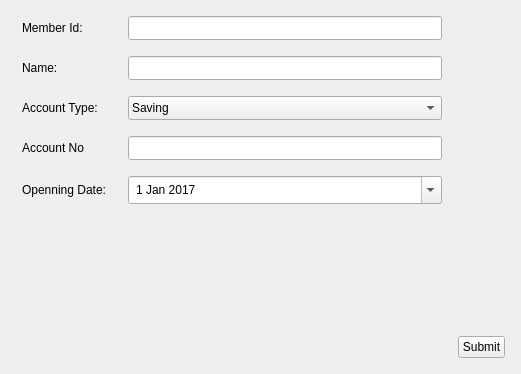
Before: the Qt Designer form Pages/UI/createAccount.ui in akhilesh26/CSMS, drawn with Qt 5.
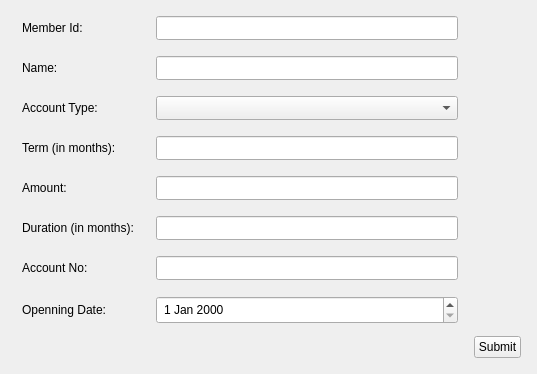
After: the same form once the commit is applied.

Commit message: Trying to create accounts

```diff
--- a/Pages/UI/createAccount.ui
+++ b/Pages/UI/createAccount.ui
@@ -6,7 +6,7 @@
    <rect>
     <x>0</x>
     <y>0</y>
-    <width>521</width>
+    <width>537</width>
     <height>374</height>
    </rect>
   </property>
@@ -32,7 +32,11 @@
         </widget>
        </item>
        <item row="0" column="1">
-        <widget class="QLineEdit" name="memberIdLineEdit"/>
+        <widget class="QLineEdit" name="memberIdLineEdit">
+         <property name="readOnly">
+          <bool>true</bool>
+         </property>
+        </widget>
        </item>
        <item row="1" column="0">
         <widget class="QLabel" name="label_3">
@@ -56,57 +60,57 @@
         </widget>
        </item>
        <item row="2" column="1">
-        <widget class="QComboBox" name="accountTypeComboBox">
-         <item>
-          <property name="text">
-           <string>Saving</string>
-          </property>
-         </item>
-         <item>
-          <property name="text">
-           <string>Recurrent</string>
-          </property>
-         </item>
-         <item>
-          <property name="text">
-           <string>FIxed Deposit</string>
-          </property>
-         </item>
-        </widget>
+        <widget class="QComboBox" name="accountTypeComboBox"/>
        </item>
-       <item row="3" column="0">
+       <item row="6" column="0">
         <widget class="QLabel" name="label_5">
          <property name="text">
-          <string>Account No</string>
+          <string>Account No:</string>
          </property>
         </widget>
        </item>
-       <item row="3" column="1">
-        <widget class="QLineEdit" name="accountNoLineEdit"/>
-       </item>
-       <item row="4" column="0">
+       <item row="7" column="0">
         <widget class="QLabel" name="label_7">
          <property name="text">
           <string>Openning Date:</string>
          </property>
         </widget>
        </item>
+       <item row="3" column="0">
+        <widget class="QLabel" name="label_2">
+         <property name="text">
+          <string>Term (in months): </string>
+         </property>
+        </widget>
+       </item>
+       <item row="4" column="0">
+        <widget class="QLabel" name="label_6">
+         <property name="text">
+          <string>Amount:</string>
+         </property>
+        </widget>
+       </item>
+       <item row="5" column="0">
+        <widget class="QLabel" name="label_8">
+         <property name="text">
+          <string>Duration (in months):</string>
+         </property>
+        </widget>
+       </item>
+       <item row="3" column="1">
+        <widget class="QLineEdit" name="termLineEdit"/>
+       </item>
        <item row="4" column="1">
-        <widget class="QDateEdit" name="openningDateEdit">
-         <property name="calendarPopup">
-          <bool>true</bool>
-         </property>
-         <property name="timeSpec">
-          <enum>Qt::LocalTime</enum>
-         </property>
-         <property name="date">
-          <date>
-           <year>2017</year>
-           <month>1</month>
-           <day>1</day>
-          </date>
-         </property>
-        </widget>
+        <widget class="QLineEdit" name="amountLineEdit"/>
+       </item>
+       <item row="5" column="1">
+        <widget class="QLineEdit" name="durationLineEdit"/>
+       </item>
+       <item row="6" column="1">
+        <widget class="QLineEdit" name="accountNoLineEdit"/>
+       </item>
+       <item row="7" column="1">
+        <widget class="QDateEdit" name="openningDateEdit"/>
        </item>
       </layout>
      </item>
```
The commit also changes 11 other files.
